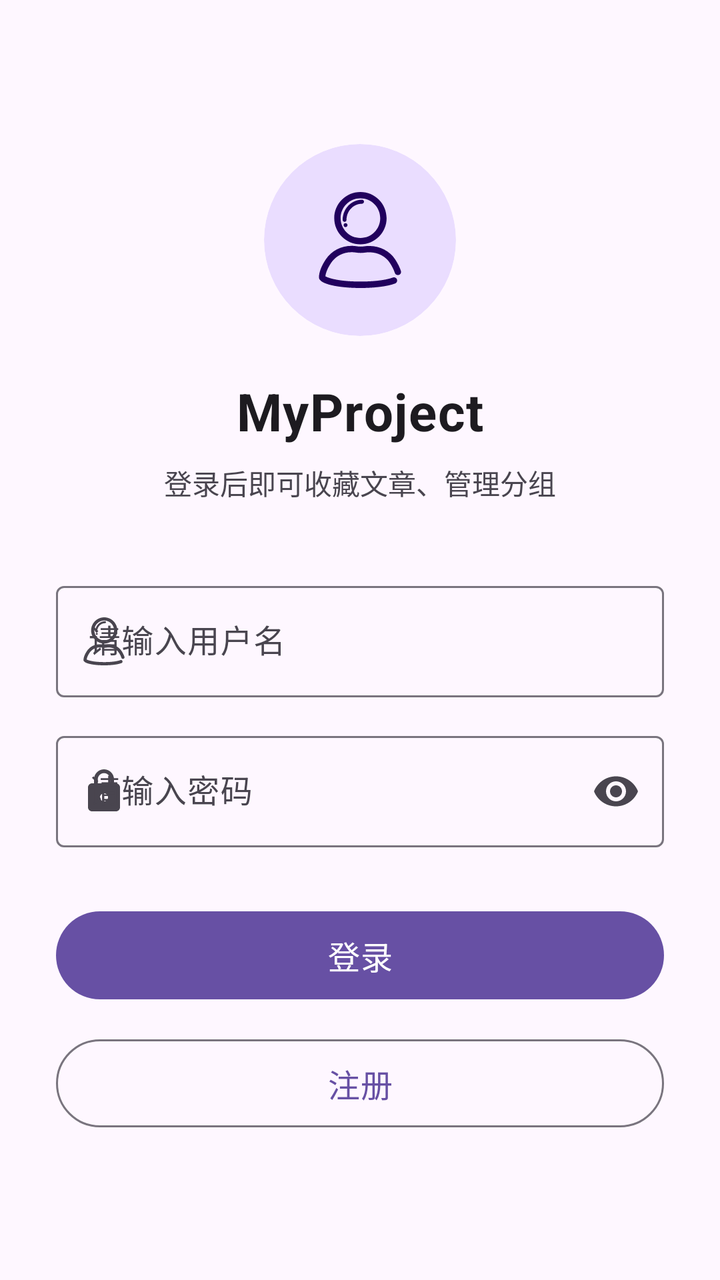
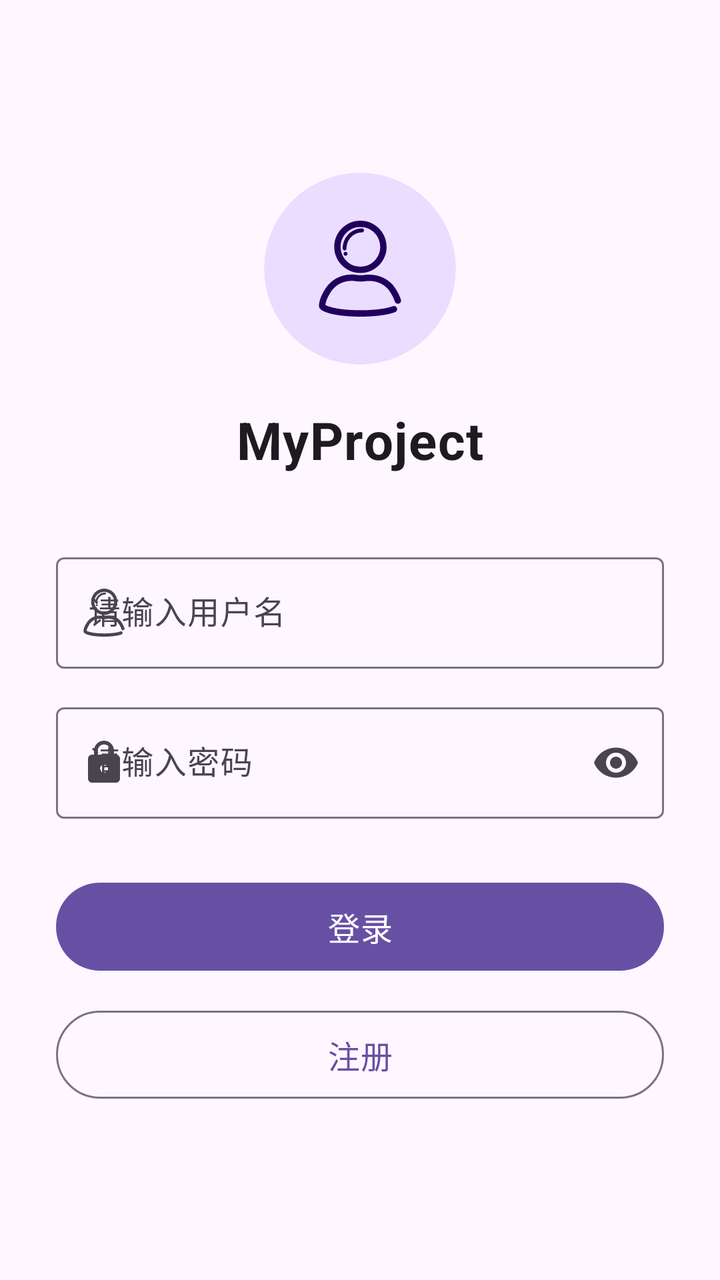

An Android layout rendered at two revisions. The XML below is the earlier revision; the diff shows what the commit changed to produce the second picture.
<!-- AndroidManifest.xml: application theme Theme.MyProject -->
<!-- res/layout/activity_main.xml -->
<?xml version="1.0" encoding="utf-8"?>
<ScrollView xmlns:android="http://schemas.android.com/apk/res/android"
    xmlns:app="http://schemas.android.com/apk/res-auto"
    xmlns:tools="http://schemas.android.com/tools"
    android:id="@+id/main"
    android:layout_width="match_parent"
    android:layout_height="match_parent"
    android:background="?attr/colorSurface"
    android:fillViewport="true"
    android:fitsSystemWindows="true"
    tools:context=".ui.activity.MainActivity">

    <LinearLayout
        android:layout_width="match_parent"
        android:layout_height="wrap_content"
        android:gravity="center"
        android:orientation="vertical"
        android:paddingStart="28dp"
        android:paddingTop="40dp"
        android:paddingEnd="28dp"
        android:paddingBottom="40dp">

        
        <com.google.android.material.card.MaterialCardView
            android:layout_width="96dp"
            android:layout_height="96dp"
            app:cardBackgroundColor="?attr/colorPrimaryContainer"
            app:cardCornerRadius="48dp"
            app:cardElevation="0dp"
            app:strokeWidth="0dp">

            <ImageView
                android:layout_width="48dp"
                android:layout_height="48dp"
                android:layout_gravity="center"
                android:importantForAccessibility="no"
                android:src="@drawable/ic_account"
                app:tint="?attr/colorOnPrimaryContainer" />
        </com.google.android.material.card.MaterialCardView>

        <TextView
            android:layout_width="wrap_content"
            android:layout_height="wrap_content"
            android:layout_marginTop="20dp"
            android:letterSpacing="0.02"
            android:text="@string/app_name"
            android:textColor="?attr/colorOnSurface"
            android:textSize="26sp"
            android:textStyle="bold" />

        <TextView
            android:layout_width="wrap_content"
            android:layout_height="wrap_content"
            android:layout_marginTop="8dp"
            android:gravity="center"
            android:text="@string/login_subtitle"
            android:textColor="?attr/colorOnSurfaceVariant"
            android:textSize="14sp" />

        
        <com.google.android.material.textfield.TextInputLayout
            android:id="@+id/username_layout"
            style="@style/Widget.Material3.TextInputLayout.OutlinedBox"
            android:layout_width="match_parent"
            android:layout_height="wrap_content"
            android:layout_marginTop="36dp"
            android:hint="@string/username_hint"
            app:startIconDrawable="@drawable/ic_person"
            app:startIconTint="?attr/colorOnSurfaceVariant">

            <com.google.android.material.textfield.TextInputEditText
                android:id="@+id/username_et"
                android:layout_width="match_parent"
                android:layout_height="wrap_content"
                android:inputType="text"
                android:maxLines="1" />
        </com.google.android.material.textfield.TextInputLayout>

        
        <com.google.android.material.textfield.TextInputLayout
            android:id="@+id/password_layout"
            style="@style/Widget.Material3.TextInputLayout.OutlinedBox"
            android:layout_width="match_parent"
            android:layout_height="wrap_content"
            android:layout_marginTop="14dp"
            android:hint="@string/password_hint"
            app:endIconMode="password_toggle"
            app:startIconDrawable="@drawable/ic_lock"
            app:startIconTint="?attr/colorOnSurfaceVariant">

            <com.google.android.material.textfield.TextInputEditText
                android:id="@+id/password_et"
                android:layout_width="match_parent"
                android:layout_height="wrap_content"
                android:imeOptions="actionDone"
                android:inputType="textPassword"
                android:maxLines="1" />
        </com.google.android.material.textfield.TextInputLayout>

        
        <com.google.android.material.button.MaterialButton
            android:id="@+id/login_bt"
            android:layout_width="match_parent"
            android:layout_height="52dp"
            android:layout_marginTop="28dp"
            android:text="@string/login_text"
            android:textSize="16sp"
            app:cornerRadius="26dp" />

        
        <com.google.android.material.button.MaterialButton
            android:id="@+id/register_bt"
            style="@style/Widget.Material3.Button.OutlinedButton"
            android:layout_width="match_parent"
            android:layout_height="52dp"
            android:layout_marginTop="12dp"
            android:text="@string/register"
            android:textSize="16sp"
            app:cornerRadius="26dp" />

    </LinearLayout>

</ScrollView>
<!-- resources referenced by this layout -->
<resources>
  <!-- drawable ic_account (drawable) -->
  <vector xmlns:android="http://schemas.android.com/apk/res/android"
      android:width="200dp"
      android:height="200dp"
      android:viewportWidth="1024"
      android:viewportHeight="1024">
    <path
        android:fillColor="#FF000000"
        android:pathData="M948.8,844c-11.4,-36.7 -31.3,-77.7 -59.6,-122.2 -68,-106.6 -199.3,-162.5 -334.1,-142.1 -24.7,3.6 -50,3.6 -75.2,-0.6 -131.8,-21.7 -261.9,32.5 -331.7,137.9 -49.4,74 -74,139.7 -74,194.4 0,74 222.7,112.6 443.1,112.6 142.1,0 285.3,-16.3 368.4,-47.6 24.7,-9 30.1,-41.5 10.2,-58.4 -9,-7.8 -21.1,-9.6 -32.5,-6 -50,18.7 -157.7,43.3 -346.1,43.3 -237.8,0 -346.8,-39.7 -374.4,-56 3.6,-39.1 24.7,-89.1 62,-145.1 55.4,-83.1 158.9,-125.8 263.7,-108.4 31.9,5.4 65,5.4 96.9,0.6 107.8,-16.3 212.5,27.1 266.1,111.4 24.7,38.5 42.1,74 51.8,104.7 3.6,11.4 12.6,19.9 24.1,22.3l1.8,0.6C934.3,891 956,868.1 948.8,844z"/>
    <path
        android:fillColor="#FF000000"
        android:pathData="M516.5,558.7c154.1,0 279.3,-125.2 279.3,-279.3S670.6,0 516.5,0C363,0 237.2,125.2 237.2,279.3S363,558.7 516.5,558.7zM516.5,68c116.2,0 211.3,94.5 211.3,211.3s-94.5,211.3 -211.3,211.3c-116.2,0 -211.3,-94.5 -211.3,-211.3S400.3,68 516.5,68z"/>
    <path
        android:fillColor="#FF000000"
        android:pathData="M372,368.4c-3.6,4.2 -9,6 -14.4,6 -5.4,0 -10.8,-2.4 -14.4,-6 -4.2,-4.2 -6,-9.6 -6,-15 0,-5.4 1.8,-11.4 6,-15 7.8,-7.8 21.7,-7.8 29.5,0 4.2,4.2 6,9.6 6,15C378.1,358.8 375.6,364.2 372,368.4z"/>
    <path
        android:fillColor="#FF000000"
        android:pathData="M533.4,125.2c-90.9,0 -165.5,77.1 -165.5,171.6 0,12 -9,21.7 -20.5,21.7 -11.4,0 -20.5,-9.6 -20.5,-21.7 0,-118 92.7,-214.3 207.1,-214.3 11.4,0 20.5,9.6 20.5,21.7C553.8,115.6 544.8,125.2 533.4,125.2z"/>
  </vector>
  <!-- drawable ic_lock (drawable) -->
  <vector xmlns:android="http://schemas.android.com/apk/res/android"
      android:width="24dp"
      android:height="24dp"
      android:viewportWidth="24"
      android:viewportHeight="24">
      <path
          android:fillColor="#FF000000"
          android:pathData="M18,8h-1V6c0,-2.76 -2.24,-5 -5,-5S7,3.24 7,6v2H6c-1.1,0 -2,0.9 -2,2v10c0,1.1 0.9,2 2,2h12c1.1,0 2,-0.9 2,-2V10c0,-1.1 -0.9,-2 -2,-2zM12,17c-1.1,0 -2,-0.9 -2,-2s0.9,-2 2,-2 2,0.9 2,2 -0.9,2 -2,2zM15.1,8H8.9V6c0,-1.71 1.39,-3.1 3.1,-3.1 1.71,0 3.1,1.39 3.1,3.1v2z" />
  </vector>
  <string name="app_name">MyProject</string>
  <string name="login_subtitle">登录后即可收藏文章、管理分组</string>
  <string name="login_text">登录</string>
  <string name="password_hint">请输入密码</string>
  <string name="register">注册</string>
  <string name="username_hint">请输入用户名</string>
  <style name="Theme.MyProject" parent="Base.Theme.MyProject" />
  <style name="Base.Theme.MyProject" parent="Theme.Material3.DayNight.NoActionBar">
          
          
      </style>
  <!-- unchanged entries left out for length: 1 -->
</resources>

<!-- the commit's change to res/layout/activity_main.xml (unified diff, before → after) -->
@@ -47,15 +47,6 @@
             android:textColor="?attr/colorOnSurface"
             android:textSize="26sp"
             android:textStyle="bold" />
-
-        <TextView
-            android:layout_width="wrap_content"
-            android:layout_height="wrap_content"
-            android:layout_marginTop="8dp"
-            android:gravity="center"
-            android:text="@string/login_subtitle"
-            android:textColor="?attr/colorOnSurfaceVariant"
-            android:textSize="14sp" />
 
         
         <com.google.android.material.textfield.TextInputLayout
<!-- resource entries referenced after the edit -->
@@ -30,7 +30,6 @@
           android:pathData="M18,8h-1V6c0,-2.76 -2.24,-5 -5,-5S7,3.24 7,6v2H6c-1.1,0 -2,0.9 -2,2v10c0,1.1 0.9,2 2,2h12c1.1,0 2,-0.9 2,-2V10c0,-1.1 -0.9,-2 -2,-2zM12,17c-1.1,0 -2,-0.9 -2,-2s0.9,-2 2,-2 2,0.9 2,2 -0.9,2 -2,2zM15.1,8H8.9V6c0,-1.71 1.39,-3.1 3.1,-3.1 1.71,0 3.1,1.39 3.1,3.1v2z" />
   </vector>
   <string name="app_name">MyProject</string>
-  <string name="login_subtitle">登录后即可收藏文章、管理分组</string>
   <string name="login_text">登录</string>
   <string name="password_hint">请输入密码</string>
   <string name="register">注册</string>
